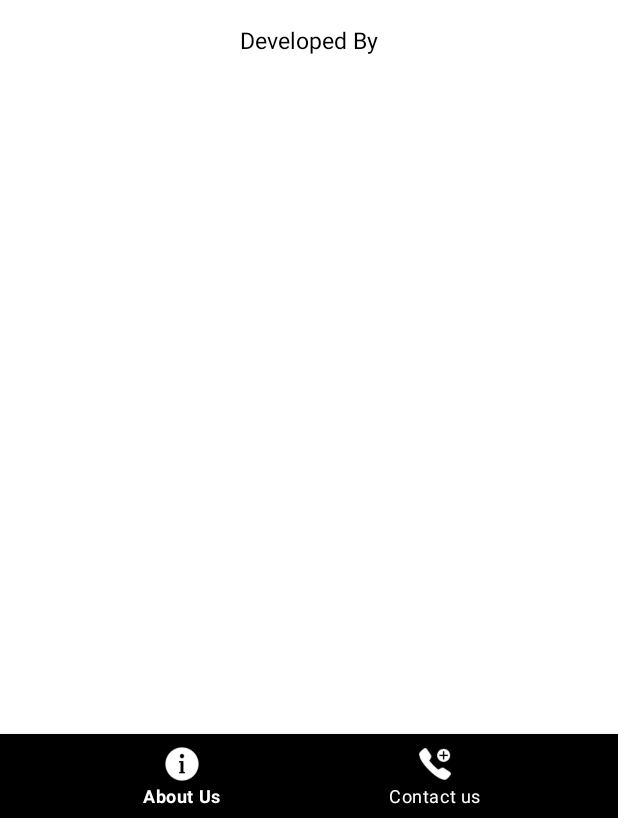
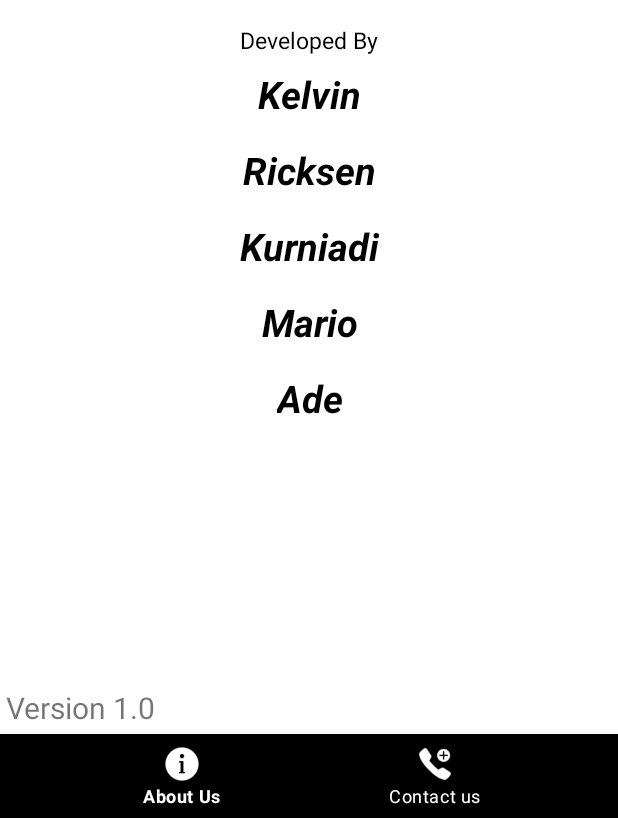
Before and after one commit to mariow21/picatie, an Android app: the fragment GalleryFragment shown on its own in the app's theme, on a phone screen of 412 x 824 dp, the part 418-1236 px from its top. Run offline under Robolectric (Android 15) with nearby library versions, the phone set to English and light mode, and no system bars.

Commit message:
add credit

```diff
--- a/app/src/main/res/layout/fragment_gallery.xml
+++ b/app/src/main/res/layout/fragment_gallery.xml
@@ -46,4 +46,81 @@
         app:layout_constraintStart_toStartOf="@+id/imageView2"
         app:layout_constraintTop_toBottomOf="@+id/imageView2" />
 
+    <TextView
+        android:id="@+id/textView9"
+        android:layout_width="wrap_content"
+        android:layout_height="wrap_content"
+        android:layout_marginTop="8dp"
+        android:text="Kelvin"
+        android:textColor="@color/black"
+        android:textSize="25dp"
+        android:textStyle="bold|italic"
+        app:layout_constraintEnd_toEndOf="@+id/imageView2"
+        app:layout_constraintStart_toStartOf="@+id/imageView2"
+        app:layout_constraintTop_toBottomOf="@+id/textView8" />
+
+    <TextView
+        android:id="@+id/textView12"
+        android:layout_width="wrap_content"
+        android:layout_height="wrap_content"
+        android:layout_marginStart="4dp"
+        android:layout_marginLeft="4dp"
+        android:layout_marginBottom="4dp"
+        android:text="Version 1.0"
+        android:textSize="20dp"
+        app:layout_constraintBottom_toTopOf="@+id/bottom_navigation"
+        app:layout_constraintStart_toStartOf="parent" />
+
+    <TextView
+        android:id="@+id/textView14"
+        android:layout_width="wrap_content"
+        android:layout_height="wrap_content"
+        android:layout_marginTop="16dp"
+        android:text="Ricksen"
+        android:textColor="@color/black"
+        android:textSize="25dp"
+        android:textStyle="bold|italic"
+        app:layout_constraintEnd_toEndOf="@+id/textView9"
+        app:layout_constraintStart_toStartOf="@+id/textView9"
+        app:layout_constraintTop_toBottomOf="@+id/textView9" />
+
+    <TextView
+        android:id="@+id/textView15"
+        android:layout_width="wrap_content"
+        android:layout_height="wrap_content"
+        android:layout_marginTop="16dp"
+        android:textColor="@color/black"
+        android:textSize="25dp"
+        android:textStyle="bold|italic"
+        android:text="Kurniadi"
+        app:layout_constraintEnd_toEndOf="@+id/textView14"
+        app:layout_constraintStart_toStartOf="@+id/textView14"
+        app:layout_constraintTop_toBottomOf="@+id/textView14" />
+
+    <TextView
+        android:id="@+id/textView16"
+        android:layout_width="wrap_content"
+        android:layout_height="wrap_content"
+        android:layout_marginTop="16dp"
+        android:textColor="@color/black"
+        android:textSize="25dp"
+        android:textStyle="bold|italic"
+        android:text="Mario"
+        app:layout_constraintEnd_toEndOf="@+id/textView15"
+        app:layout_constraintStart_toStartOf="@+id/textView15"
+        app:layout_constraintTop_toBottomOf="@+id/textView15" />
+
+    <TextView
+        android:id="@+id/textView17"
+        android:layout_width="wrap_content"
+        android:layout_height="wrap_content"
+        android:layout_marginTop="16dp"
+        android:textColor="@color/black"
+        android:textSize="25dp"
+        android:textStyle="bold|italic"
+        android:text="Ade"
+        app:layout_constraintEnd_toEndOf="@+id/textView16"
+        app:layout_constraintStart_toStartOf="@+id/textView16"
+        app:layout_constraintTop_toBottomOf="@+id/textView16" />
+
 </androidx.constraintlayout.widget.ConstraintLayout>
```
